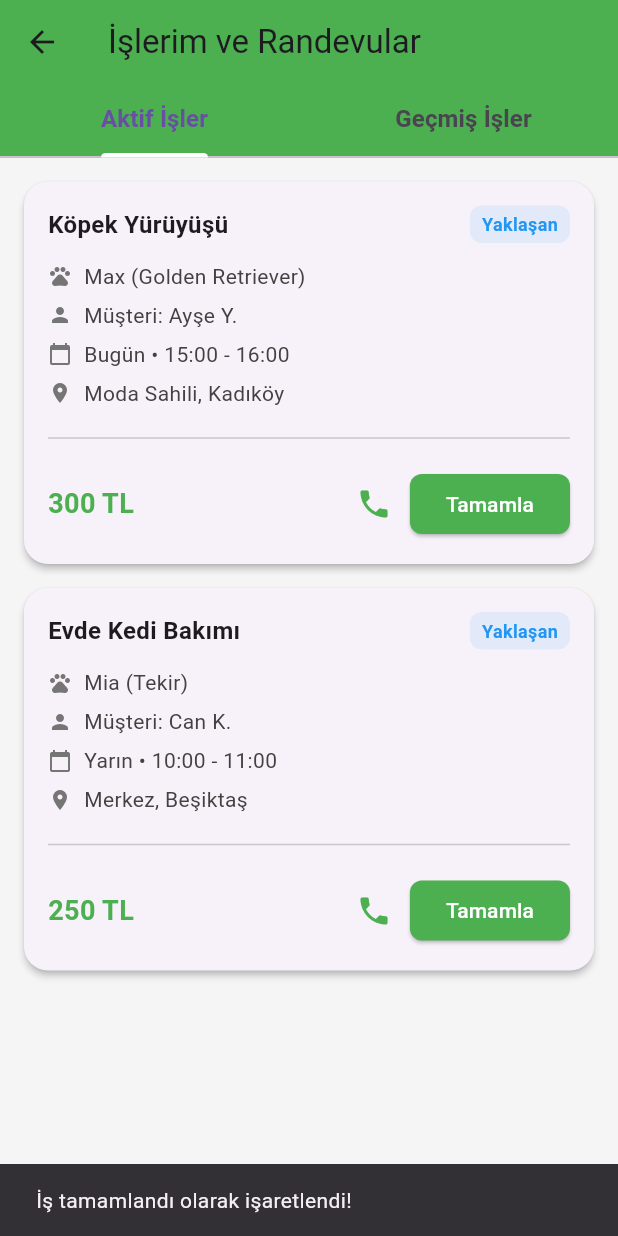
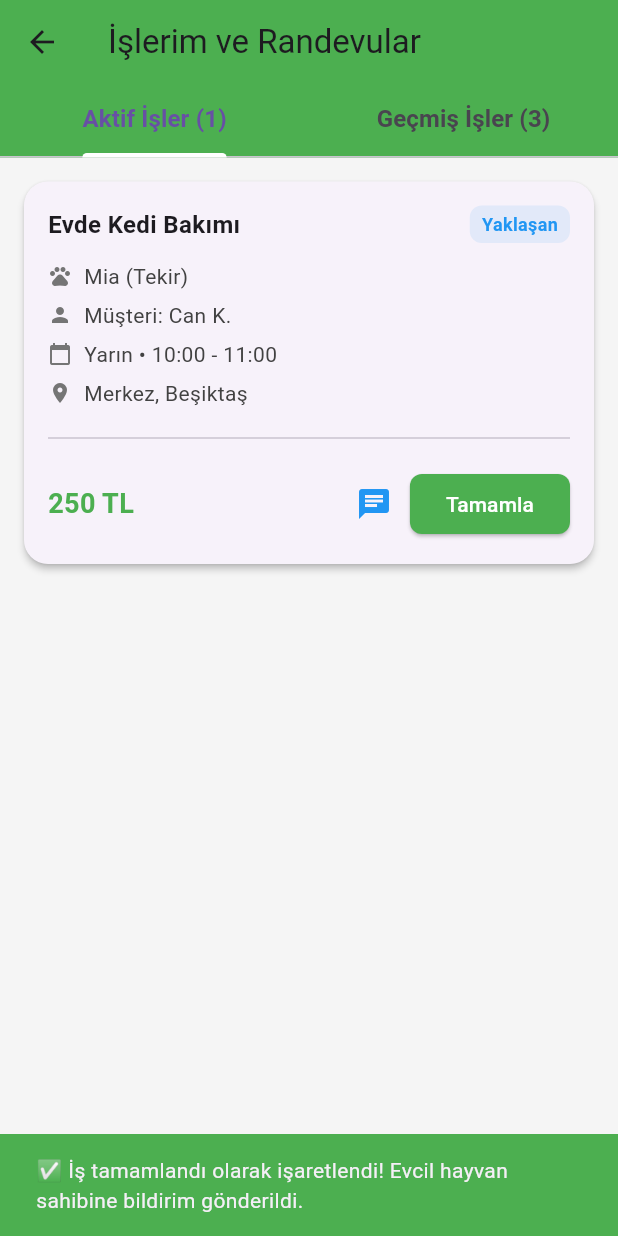
Before and after one commit to selinkincal/pet_care_app, a Flutter app: the ProviderBookingsScreen screen opened directly, after a tap on "Tamamla", on a phone screen of 412 x 824 dp. Run offline on Flutter 3.47's test engine with Material 3 defaults, Android fonts, the phone set to English and light mode, and no system bars; our stand-ins replace firebase_core, geocoding, geolocator, google_maps_flutter, image_picker, shared_preferences; accounts and stored records are empty.

Commit message:
Randevular sayfasındaki butonlar ve sayfalar aktif edildi.

```diff
--- a/lib/screens/service_provider_screens/provider_bookings_screen.dart
+++ b/lib/screens/service_provider_screens/provider_bookings_screen.dart
@@ -1,45 +1,19 @@
 // provider_bookings_screen.dart
 import 'package:flutter/material.dart';
 import '../../core/theme/app_theme.dart';
+import '../common/chatting.dart';
+import 'provider_ad_detail_screen.dart';
 
-class ProviderBookingsScreen extends StatelessWidget {
+class ProviderBookingsScreen extends StatefulWidget {
   const ProviderBookingsScreen({super.key});
 
   @override
-  Widget build(BuildContext context) {
-    return DefaultTabController(
-      length: 2, // عدد التبويبات (نشط / سابق)
-      child: Scaffold(
-        backgroundColor: Colors.grey[100],
-        appBar: AppBar(
-          title: const Text('İşlerim ve Randevular'),
-          backgroundColor: AppTheme.primaryGreen,
-          elevation: 0,
-          bottom: const TabBar(
-            indicatorColor: Colors.white,
-            indicatorWeight: 3,
-            labelStyle: TextStyle(fontWeight: FontWeight.bold, fontSize: 16),
-            tabs: [
-              Tab(text: 'Aktif İşler'),
-              Tab(text: 'Geçmiş İşler'),
-            ],
-          ),
-        ),
-        body: TabBarView(
-          children: [
-            // التبويب الأول: المهام النشطة
-            _buildActiveJobsList(context),
-            // التبويب الثاني: المهام السابقة (المكتملة/الملغاة)
-            _buildPastJobsList(),
-          ],
-        ),
-      ),
-    );
+  State<ProviderBookingsScreen> createState() => _ProviderBookingsScreenState();
 }
 
-  // قائمة المهام النشطة
-  Widget _buildActiveJobsList(BuildContext context) {
-    final List<Map<String, String>> activeJobs = [
+class _ProviderBookingsScreenState extends State<ProviderBookingsScreen> {
+  // Aktif işler listesi
+  List<Map<String, String>> _activeJobs = [
     {
       'service': 'Köpek Yürüyüşü',
       'pet': 'Max (Golden Retriever)',
@@ -48,6 +22,7 @@ class ProviderBookingsScreen extends StatelessWidget {
       'location': 'Moda Sahili, Kadıköy',
       'price': '300 TL',
       'owner': 'Ayşe Y.',
+      'ownerId': 'user123',
     },
     {
       'service': 'Evde Kedi Bakımı',
@@ -57,15 +32,148 @@ class ProviderBookingsScreen extends StatelessWidget {
       'location': 'Merkez, Beşiktaş',
       'price': '250 TL',
       'owner': 'Can K.',
+      'ownerId': 'user456',
     },
   ];
 
+  // Tamamlanmış işler listesi
+  List<Map<String, String>> _completedJobs = [
+    {
+      'service': 'Veteriner Refakati',
+      'pet': 'Paşa (Kuş)',
+      'date': '5 Mayıs 2026',
+      'location': 'Üsküdar',
+      'price': '400 TL',
+      'status': 'Tamamlandı',
+    },
+    {
+      'service': 'Köpek Yürüyüşü',
+      'pet': 'Karabaş (Kangal)',
+      'date': '3 Mayıs 2026',
+      'location': 'Kadıköy',
+      'price': '350 TL',
+      'status': 'Tamamlandı',
+    },
+  ];
+
+  void _completeJob(int index) {
+    setState(() {
+      final completedJob = _activeJobs[index];
+      completedJob['status'] = 'Tamamlandı';
+      completedJob['date'] = _getCurrentDate();
+      _completedJobs.insert(0, completedJob);
+      _activeJobs.removeAt(index);
+    });
+
+    // Bildirim göster (evcil hayvan sahibine bildirim simülasyonu)
+    ScaffoldMessenger.of(context).showSnackBar(
+      const SnackBar(
+        content: Text(
+          '✅ İş tamamlandı olarak işaretlendi! Evcil hayvan sahibine bildirim gönderildi.',
+        ),
+        backgroundColor: Colors.green,
+        duration: Duration(seconds: 3),
+      ),
+    );
+  }
+
+  String _getCurrentDate() {
+    final now = DateTime.now();
+    return '${now.day} ${_getMonthName(now.month)} ${now.year}';
+  }
+
+  String _getMonthName(int month) {
+    const months = [
+      'Ocak',
+      'Şubat',
+      'Mart',
+      'Nisan',
+      'Mayıs',
+      'Haziran',
+      'Temmuz',
+      'Ağustos',
+      'Eylül',
+      'Ekim',
+      'Kasım',
+      'Aralık',
+    ];
+    return months[month - 1];
+  }
+
+  @override
+  Widget build(BuildContext context) {
+    return DefaultTabController(
+      length: 2,
+      child: Scaffold(
+        backgroundColor: Colors.grey[100],
+        appBar: AppBar(
+          title: const Text('İşlerim ve Randevular'),
+          backgroundColor: AppTheme.primaryGreen,
+          elevation: 0,
+          bottom: TabBar(
+            indicatorColor: Colors.white,
+            indicatorWeight: 3,
+            labelStyle: const TextStyle(
+              fontWeight: FontWeight.bold,
+              fontSize: 16,
+            ),
+            tabs: [
+              Tab(text: 'Aktif İşler (${_activeJobs.length})'),
+              Tab(text: 'Geçmiş İşler (${_completedJobs.length})'),
+            ],
+          ),
+        ),
+        body: TabBarView(
+          children: [_buildActiveJobsList(context), _buildPastJobsList()],
+        ),
+      ),
+    );
+  }
+
+  Widget _buildActiveJobsList(BuildContext context) {
+    if (_activeJobs.isEmpty) {
+      return const Center(
+        child: Column(
+          mainAxisAlignment: MainAxisAlignment.center,
+          children: [
+            Icon(Icons.check_circle, size: 64, color: Colors.green),
+            SizedBox(height: 16),
+            Text('Aktif işiniz bulunmuyor'),
+          ],
+        ),
+      );
+    }
+
     return ListView.builder(
       padding: const EdgeInsets.all(16),
-      itemCount: activeJobs.length,
+      itemCount: _activeJobs.length,
       itemBuilder: (context, index) {
-        final job = activeJobs[index];
-        return Card(
+        final job = _activeJobs[index];
+        return InkWell(
+          onTap: () {
+            Navigator.push(
+              context,
+              MaterialPageRoute(
+                builder: (context) => ProviderAdDetailScreen(
+                  adData: {
+                    'title': job['service']!,
+                    'pet': job['pet']!,
+                    'location': job['location']!,
+                    'date': job['date']!,
+                    'time': job['time']!,
+                    'budget': job['price']!,
+                    'status': 'Yaklaşan',
+                    'description':
+                        '${job['service']} hizmeti için randevu oluşturuldu.',
+                    'ownerName': job['owner']!,
+                    'ownerPhone': '0532 123 45 67',
+                  },
+                ),
+              ),
+            );
+          },
+          borderRadius: BorderRadius.circular(16),
+          child: Card(
             elevation: 2,
             margin: const EdgeInsets.only(bottom: 16),
             shape: RoundedRectangleBorder(
@@ -76,7 +184,6 @@ class ProviderBookingsScreen extends StatelessWidget {
               child: Column(
                 crossAxisAlignment: CrossAxisAlignment.start,
                 children: [
-                // رأس البطاقة
                   Row(
                     mainAxisAlignment: MainAxisAlignment.spaceBetween,
                     children: [
@@ -108,8 +215,6 @@ class ProviderBookingsScreen extends StatelessWidget {
                     ],
                   ),
                   const SizedBox(height: 12),
-
-                // التفاصيل
                   _buildInfoRow(Icons.pets, job['pet']!),
                   const SizedBox(height: 6),
                   _buildInfoRow(Icons.person, 'Müşteri: ${job['owner']}'),
@@ -120,13 +225,10 @@ class ProviderBookingsScreen extends StatelessWidget {
                   ),
                   const SizedBox(height: 6),
                   _buildInfoRow(Icons.location_on, job['location']!),
-
                   const Padding(
                     padding: EdgeInsets.symmetric(vertical: 12),
                     child: Divider(),
                   ),
-
-                // السعر والأزرار
                   Row(
                     mainAxisAlignment: MainAxisAlignment.spaceBetween,
                     children: [
@@ -141,27 +243,21 @@ class ProviderBookingsScreen extends StatelessWidget {
                       Row(
                         children: [
                           IconButton(
-                          icon: const Icon(Icons.phone, color: Colors.green),
+                            icon: const Icon(Icons.chat, color: Colors.blue),
                             onPressed: () {
-                            // محاكاة الاتصال
-                            ScaffoldMessenger.of(context).showSnackBar(
-                              SnackBar(
-                                content: Text('${job['owner']} aranıyor...'),
+                              Navigator.push(
+                                context,
+                                MaterialPageRoute(
+                                  builder: (context) => ChattingScreen(
+                                    otherUserName: job['owner'],
+                                    otherUserId: job['ownerId'],
+                                  ),
                                 ),
                               );
                             },
                           ),
                           ElevatedButton(
-                          onPressed: () {
-                            // محاكاة إكمال المهمة
-                            ScaffoldMessenger.of(context).showSnackBar(
-                              const SnackBar(
-                                content: Text(
-                                  'İş tamamlandı olarak işaretlendi!',
-                                ),
-                              ),
-                            );
-                          },
+                            onPressed: () => _completeJob(index),
                             style: ElevatedButton.styleFrom(
                               backgroundColor: AppTheme.primaryGreen,
                               shape: RoundedRectangleBorder(
@@ -180,38 +276,55 @@ class ProviderBookingsScreen extends StatelessWidget {
                 ],
               ),
             ),
+          ),
         );
       },
     );
   }
 
-  // قائمة المهام السابقة (المكتملة)
   Widget _buildPastJobsList() {
-    final List<Map<String, String>> pastJobs = [
-      {
-        'service': 'Veteriner Refakati',
-        'pet': 'Paşa (Kuş)',
-        'date': '5 Mayıs 2026',
-        'location': 'Üsküdar',
-        'price': '400 TL',
-        'status': 'Tamamlandı',
-      },
-      {
-        'service': 'Köpek Yürüyüşü',
-        'pet': 'Karabaş (Kangal)',
-        'date': '3 Mayıs 2026',
-        'location': 'Kadıköy',
-        'price': '350 TL',
-        'status': 'Tamamlandı',
-      },
-    ];
+    if (_completedJobs.isEmpty) {
+      return const Center(
+        child: Column(
+          mainAxisAlignment: MainAxisAlignment.center,
+          children: [
+            Icon(Icons.history, size: 64, color: Colors.grey),
+            SizedBox(height: 16),
+            Text('Henüz tamamlanmış iş yok'),
+          ],
+        ),
+      );
+    }
 
     return ListView.builder(
       padding: const EdgeInsets.all(16),
-      itemCount: pastJobs.length,
+      itemCount: _completedJobs.length,
       itemBuilder: (context, index) {
-        final job = pastJobs[index];
-        return Card(
+        final job = _completedJobs[index];
+        return InkWell(
+          onTap: () {
+            Navigator.push(
+              context,
+              MaterialPageRoute(
+                builder: (context) => ProviderAdDetailScreen(
+                  adData: {
+                    'title': job['service']!,
+                    'pet': job['pet']!,
+                    'location': job['location']!,
+                    'date': job['date']!,
+                    'time': 'Tamamlandı',
+                    'budget': job['price']!,
+                    'status': 'Tamamlandı',
+                    'description': 'Bu iş tamamlanmıştır.',
+                    'ownerName': 'Müşteri',
+                    'ownerPhone': '0532 123 45 67',
+                  },
+                ),
+              ),
+            );
+          },
+          borderRadius: BorderRadius.circular(12),
+          child: Card(
             elevation: 1,
             margin: const EdgeInsets.only(bottom: 12),
             shape: RoundedRectangleBorder(
@@ -251,12 +364,12 @@ class ProviderBookingsScreen extends StatelessWidget {
                 ),
               ),
             ),
+          ),
         );
       },
     );
   }
 
-  // دالة مساعدة لإنشاء صفوف المعلومات مع الأيقونات
   Widget _buildInfoRow(IconData icon, String text) {
     return Row(
       children: [
```
Also changed, not shown: lib/screens/service_provider_screens/provider_home_screen.dart (+39 -16 lines). Lines whose indentation alone changed are shown as unchanged.
